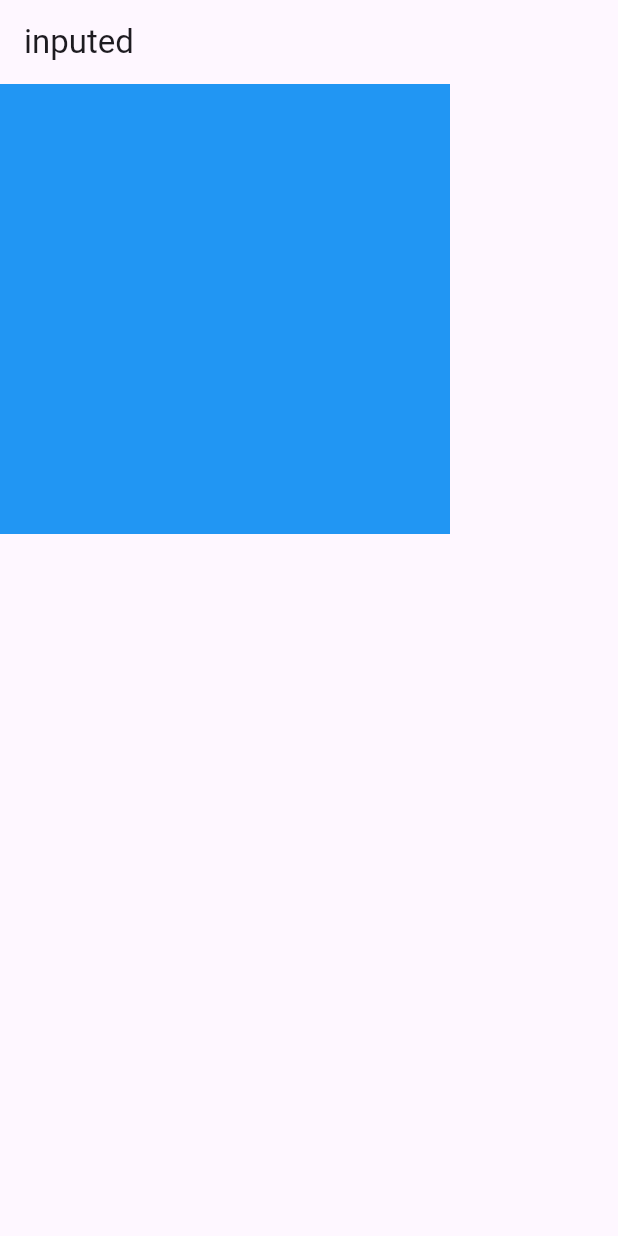
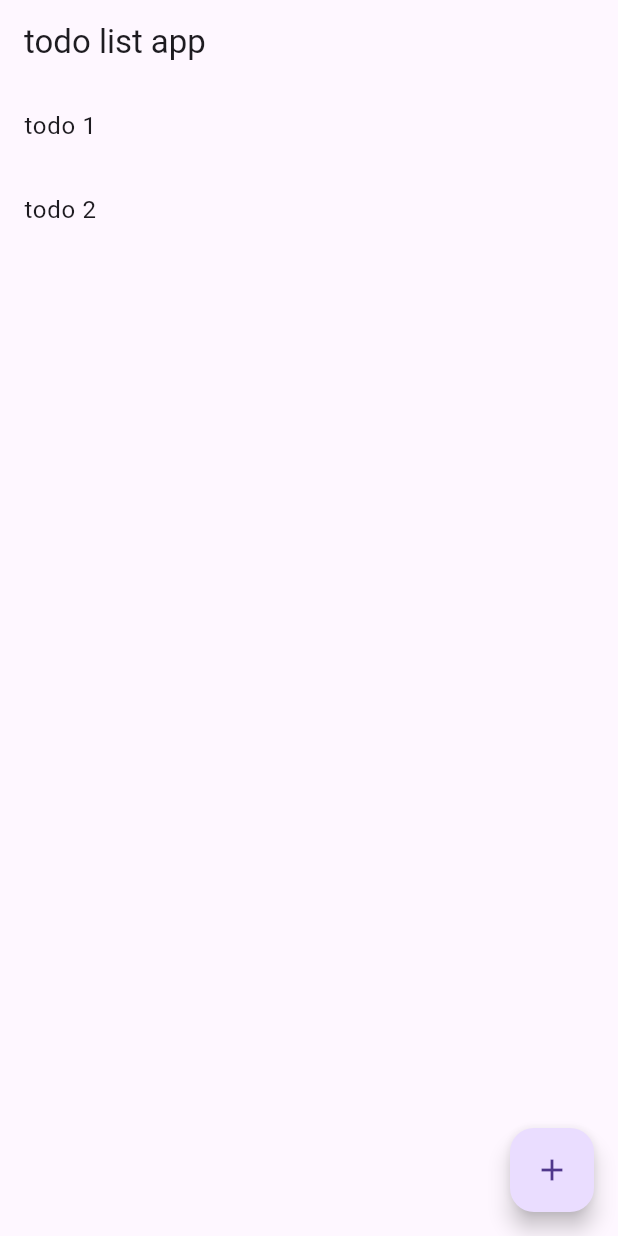
Before and after one commit to nebiyuu/Todos, a Flutter app: the screen it shows after launch, on a phone screen of 412 x 824 dp. Run offline on Flutter 3.47's test engine with Material 3 defaults, Android fonts, the phone set to English and light mode, and no system bars.

Commit message:
todo list

```diff
--- a/lib/main.dart
+++ b/lib/main.dart
@@ -12,36 +12,73 @@ class Neww extends StatefulWidget {
 }
 
 class _NewwState extends State<Neww> {
-  bool mycolor = false;
+  List<String> todolist = ["todo 1", "todo 2"];
+
+  void todomethode() {
+    showDialog(
+        context: context,
+        builder: (BuildContext context) {
+          String todo = "";
+          return AlertDialog(
+            title: Text("input your list"),
+            content: TextField(
+              onChanged: (value) {
+                todo = value;
+              },
+              decoration: InputDecoration(hintText: "write here"),
+            ),
+            actions: <Widget>[
+              TextButton(
+                  onPressed: Navigator.of(context).pop, child: Text("cancel")),
+              TextButton(
+                onPressed: () {
+                  setState(
+                    () {
+                      todolist.add(todo);
+                    },
+                  );
+                  Navigator.of(context).pop();
+                },
+                child: Text("save"),
+              )
+            ],
+          );
+        });
+  }
 
   @override
   Widget build(BuildContext context) {
     return Scaffold(
-        appBar: AppBar(title: Text("inputed")),
-        body: GestureDetector(
-            child: Container(
-              height: 300,
-              width: 300,
-              color: getcolor(),
-            ),
-            onTap: () {
-              if (mycolor) {
+      appBar: AppBar(title: Text("todo list app")),
+      body: ListView.builder(
+          itemCount: todolist.length,
+          itemBuilder: (context, index) {
+            final varr = todolist[index];
+            return ListTile(
+              onTap: () {
                 setState(() {
-                  mycolor = false;
+                  if (varr.startsWith("done")) {
+                    todolist[index] = varr.substring(2);
+                  } else {
+                    todolist[index] = 'done $varr';
+                  }
                 });
-              } else {
-                setState(() {
-                  mycolor = true;
-                });
-              }
-            }));
-  }
-
-  Color getcolor() {
-    if (mycolor) {
-      return Colors.red;
-    } else {
-      return Colors.blue;
-    }
+              },
+              title: Text(
+                varr,
+                style: TextStyle(
+                    decoration: varr.startsWith("done")
+                        ? TextDecoration.lineThrough
+                        : TextDecoration.none),
+              ),
+            );
+          }),
+      floatingActionButton: FloatingActionButton(
+        onPressed: () {
+          todomethode();
+        },
+        child: Icon(Icons.add),
+      ),
+    );
   }
 }
```
